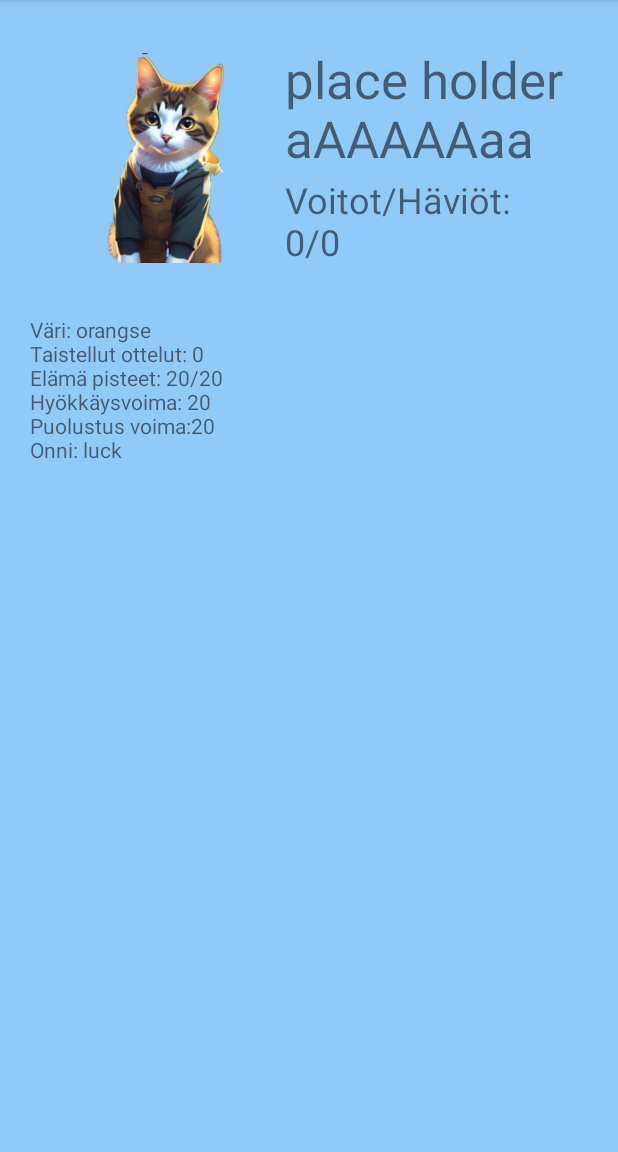
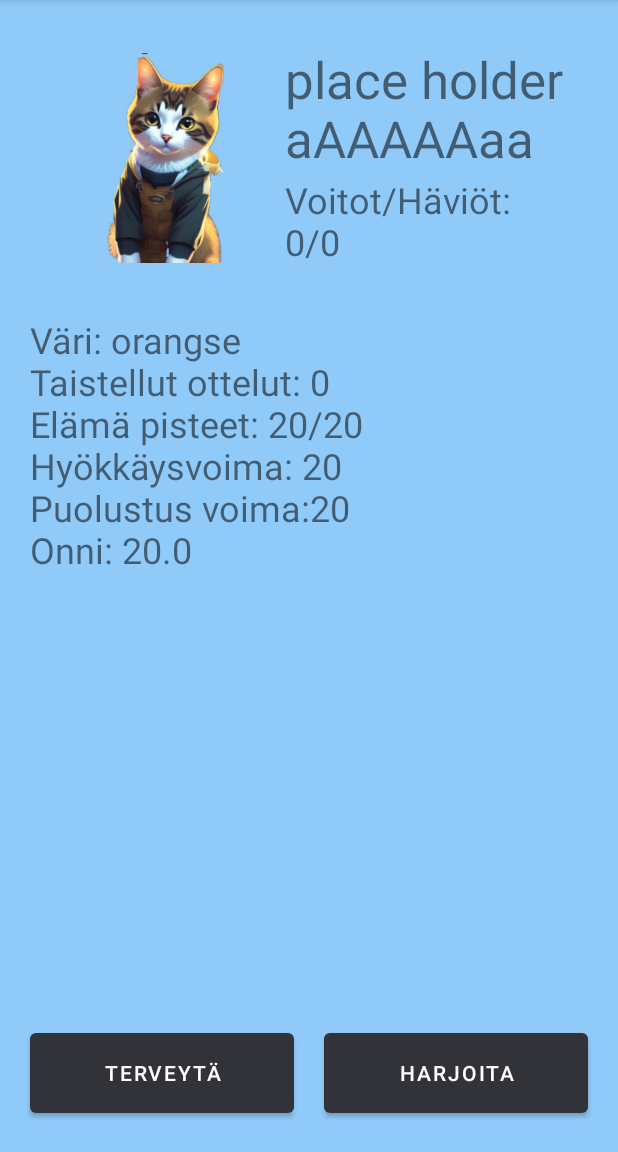
Before and after one commit to JaakkoLipp/Ammattikissat, an Android app: the fragment Information shown on its own in the app's theme, on a phone screen of 412 x 824 dp, the part 84-1236 px from its top. Run offline under Robolectric (Android 15) with nearby library versions, the phone set to English and light mode, and no system bars.

Commit message:
edited information and battlecreen fragment

```diff
--- a/app/src/main/java/com/kolmenHengenTyhma/ammattikissat/fragments/Information.java
+++ b/app/src/main/java/com/kolmenHengenTyhma/ammattikissat/fragments/Information.java
@@ -92,7 +92,7 @@ public class Information extends Fragment {
 
         tvCatName.setText(name + "aAAAAAaa"); //TODO: once cat integration works, remove aAAAAAaa
         tvWinLoss.setText("Voitot/Häviöt: " + wins + "/" + losses);
-        tvCatEverything.setText("Väri: " + colour + "\nTaistellut ottelut: " + matches + "\nElämä pisteet: " + currentHP + "/" + maxHP + "\nHyökkäysvoima: " + attackPower + "\nPuolustus voima:" + defencePower + "\nOnni: " + "luck");
+        tvCatEverything.setText("Väri: " + colour + "\nTaistellut ottelut: " + matches + "\nElämä pisteet: " + currentHP + "/" + maxHP + "\nHyökkäysvoima: " + attackPower + "\nPuolustus voima:" + defencePower + "\nOnni: " + luck);
         return view;
     }
 }
--- a/app/src/main/res/layout/fragment_battlescreen.xml
+++ b/app/src/main/res/layout/fragment_battlescreen.xml
@@ -35,25 +35,25 @@
 
                 <Button
                     android:id="@+id/btAttackButton"
-                    android:layout_width="wrap_content"
+                    android:layout_width="match_parent"
                     android:layout_height="65dp"
                     android:layout_marginLeft="20dp"
                     android:layout_marginTop="10dp"
                     android:layout_marginRight="10dp"
                     android:layout_marginBottom="10dp"
                     android:layout_weight="1"
-                    android:text="Attack" />
+                    android:text="hyökkää" />
 
                 <Button
                     android:id="@+id/btDefendButton"
-                    android:layout_width="wrap_content"
+                    android:layout_width="match_parent"
                     android:layout_height="65dp"
                     android:layout_marginLeft="10dp"
                     android:layout_marginTop="10dp"
                     android:layout_marginRight="20dp"
                     android:layout_marginBottom="10dp"
                     android:layout_weight="1"
-                    android:text="Defend" />
+                    android:text="puolusta" />
             </LinearLayout>
 
             <LinearLayout
@@ -63,25 +63,25 @@
 
                 <Button
                     android:id="@+id/btAbilityButton"
-                    android:layout_width="wrap_content"
+                    android:layout_width="match_parent"
                     android:layout_height="65dp"
                     android:layout_marginLeft="20dp"
                     android:layout_marginTop="10dp"
                     android:layout_marginRight="10dp"
                     android:layout_marginBottom="20dp"
                     android:layout_weight="1"
-                    android:text="Ability" />
+                    android:text="Oma kyky" />
 
                 <Button
                     android:id="@+id/btRunButton"
-                    android:layout_width="wrap_content"
+                    android:layout_width="match_parent"
                     android:layout_height="65dp"
                     android:layout_marginLeft="10dp"
                     android:layout_marginTop="10dp"
                     android:layout_marginRight="20dp"
                     android:layout_marginBottom="20dp"
                     android:layout_weight="1"
-                    android:text="Run" />
+                    android:text="Juokse" />
             </LinearLayout>
         </LinearLayout>
     </androidx.constraintlayout.widget.ConstraintLayout>
--- a/app/src/main/res/layout/fragment_information.xml
+++ b/app/src/main/res/layout/fragment_information.xml
@@ -1,19 +1,20 @@
 <?xml version="1.0" encoding="utf-8"?>
-<FrameLayout xmlns:android="http://schemas.android.com/apk/res/android"
+<androidx.constraintlayout.widget.ConstraintLayout xmlns:android="http://schemas.android.com/apk/res/android"
     xmlns:app="http://schemas.android.com/apk/res-auto"
     xmlns:tools="http://schemas.android.com/tools"
     android:layout_width="match_parent"
     android:layout_height="match_parent"
-    tools:context=".fragments.Information"
-    android:background="#90caf9">
+    android:background="#90caf9"
+    tools:context=".fragments.Information">
 
     <LinearLayout
         android:id="@+id/linearLayout"
         android:layout_width="match_parent"
-        android:layout_height="match_parent"
-        android:layout_gravity="center_horizontal"
+        android:layout_height="wrap_content"
         android:layout_margin="10dp"
-        android:orientation="vertical">
+        android:orientation="vertical"
+        app:layout_constraintEnd_toEndOf="parent"
+        app:layout_constraintTop_toTopOf="parent">
 
         <LinearLayout
             android:layout_width="match_parent"
@@ -60,7 +61,33 @@
             android:layout_width="match_parent"
             android:layout_height="wrap_content"
             android:layout_margin="10dp"
-            android:text="cat.everything" />
+            android:text="cat.everything"
+            android:textSize="24sp" />
 
     </LinearLayout>
-</FrameLayout>
+
+    <LinearLayout
+        android:layout_width="match_parent"
+        android:layout_height="wrap_content"
+        android:layout_margin="10dp"
+        android:orientation="horizontal"
+        app:layout_constraintBottom_toBottomOf="parent">
+
+        <Button
+            android:id="@+id/btHeal"
+            android:layout_width="match_parent"
+            android:layout_height="65dp"
+            android:layout_margin="10dp"
+            android:layout_weight="1"
+            android:text="Terveytä" />
+
+        <Button
+            android:id="@+id/btTrain"
+            android:layout_width="match_parent"
+            android:layout_height="65dp"
+            android:layout_margin="10dp"
+            android:layout_weight="1"
+            android:text="Harjoita" />
+    </LinearLayout>
+
+</androidx.constraintlayout.widget.ConstraintLayout>
```
